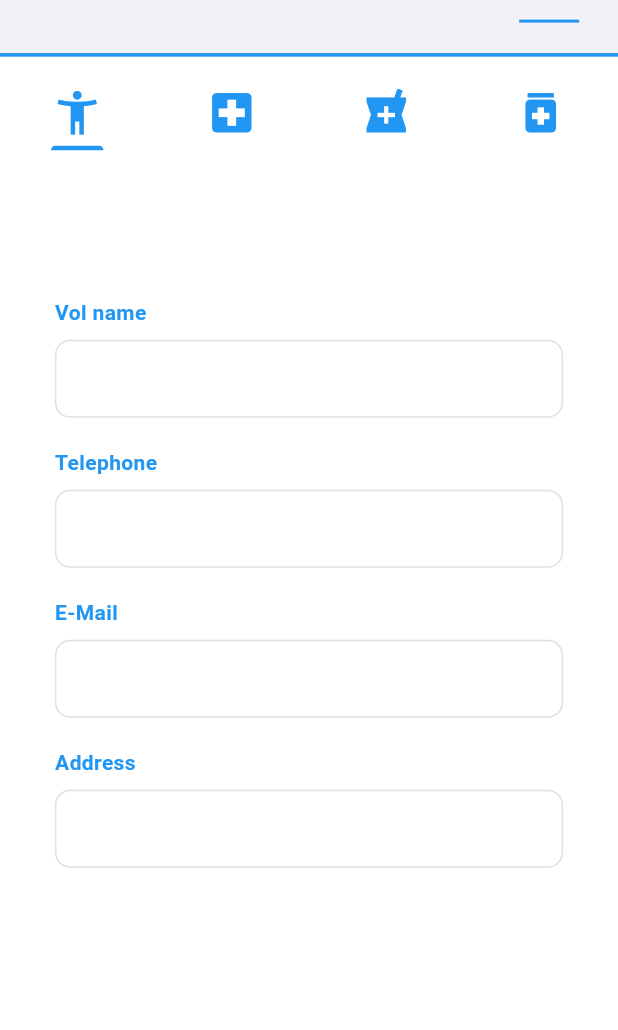
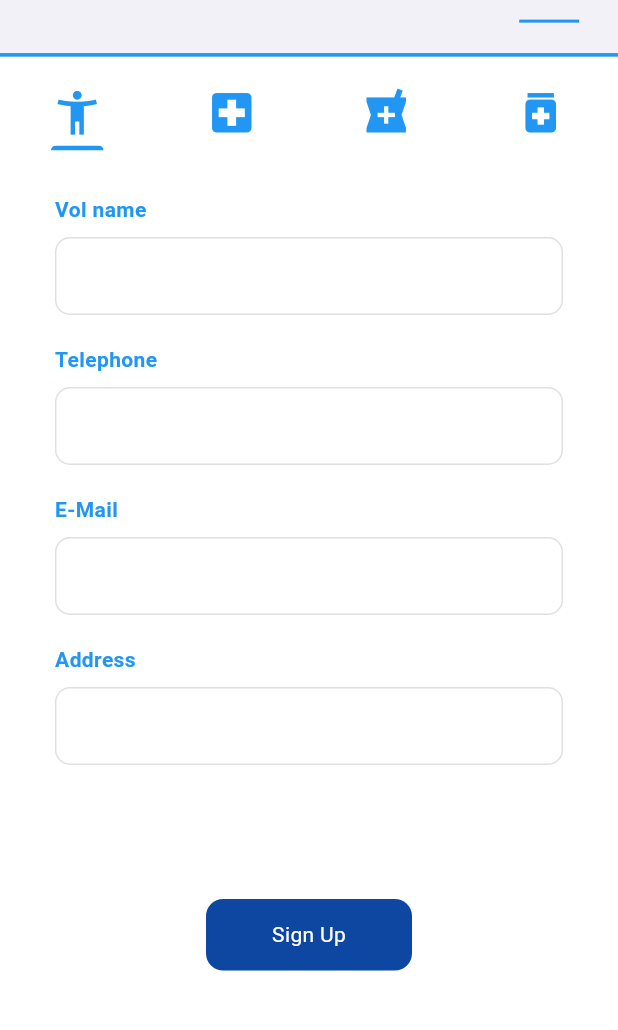
Before and after one commit to YasmeenGad/medical-app, a Flutter app: the screen it shows after launch, scrolled down 75 dp, after a tap on "Sign Up", on a phone screen of 412 x 824 dp, the part 56-1086 px from its top. Run offline on Flutter 3.47's test engine with Material 3 defaults, Android fonts, the phone set to English and light mode, and no system bars; our stand-ins replace flutter_screenutil.

Commit message:
feat: create home view

```diff
--- a/lib/core/utils/widgets/buttons/custom_button.dart
+++ b/lib/core/utils/widgets/buttons/custom_button.dart
@@ -4,11 +4,16 @@ import 'package:flutter_screenutil/flutter_screenutil.dart';
 import '../../../styles/colors/my_colors.dart';
 
 class CustomButton extends StatelessWidget {
-  const CustomButton({super.key});
+  const CustomButton({super.key, required this.text, this.onTap});
+
+  final String text;
+  final void Function()? onTap;
 
   @override
   Widget build(BuildContext context) {
-    return Container(
+    return GestureDetector(
+      onTap: onTap,
+      child: Container(
         height: 40.h,
         width: 120.w,
         decoration: BoxDecoration(
@@ -17,9 +22,10 @@ class CustomButton extends StatelessWidget {
         ),
         child: Center(
             child: Text(
-        "Login",
+          text,
           style: TextStyle(color: MyColors.whiteColor),
         )),
+      ),
     );
   }
 }
--- a/lib/features/auth/presentation/widgets/First_tab.dart
+++ b/lib/features/auth/presentation/widgets/First_tab.dart
@@ -1,6 +1,9 @@
 import 'package:flutter/material.dart';
 import 'package:flutter_screenutil/flutter_screenutil.dart';
+import 'package:medical_app/core/routes/app_routes.dart';
+import 'package:medical_app/core/utils/extension/navigation.dart';
 
+import '../../../../core/utils/widgets/buttons/custom_button.dart';
 import 'custom_text_field.dart';
 
 class FirstTab extends StatelessWidget {
@@ -18,11 +21,23 @@ class FirstTab extends StatelessWidget {
             child: Column(
               spacing: 20,
               mainAxisSize: MainAxisSize.min,
-              children: const [
+              children: [
                 CustomTextField(text: "Vol name"),
                 CustomTextField(text: "Telephone"),
                 CustomTextField(text: "E-Mail"),
                 CustomTextField(text: "Address"),
+                Padding(
+                  padding: EdgeInsets.only(top: 58.h),
+                  child: Align(
+                    alignment: Alignment.center,
+                    child: CustomButton(
+                      text: "Sign Up",
+                      onTap: () {
+                        context.pushNamed(AppRoutes.login);
+                      },
+                    ),
+                  ),
+                )
               ],
             ),
           ),
--- a/lib/features/auth/presentation/widgets/custom_login.dart
+++ b/lib/features/auth/presentation/widgets/custom_login.dart
@@ -1,8 +1,10 @@
 import 'package:flutter/material.dart';
 import 'package:flutter_screenutil/flutter_screenutil.dart';
 import 'package:medical_app/core/styles/colors/my_colors.dart';
+import 'package:medical_app/core/utils/extension/navigation.dart';
 import 'package:medical_app/features/auth/presentation/widgets/custom_text_field.dart';
 
+import '../../../../core/routes/app_routes.dart';
 import '../../../../core/utils/widgets/buttons/custom_button.dart';
 
 class CustomLogin extends StatelessWidget {
@@ -28,7 +30,12 @@ class CustomLogin extends StatelessWidget {
               padding: EdgeInsets.only(top: 58.h),
               child: Align(
                 alignment: Alignment.center,
-                child: const CustomButton(),
+                child: CustomButton(
+                  text: "Login",
+                  onTap: () {
+                    context.pushNamed(AppRoutes.home);
+                  },
+                ),
               ),
             )
           ],
--- a/lib/features/home/presentation/views/homeView.dart
+++ b/lib/features/home/presentation/views/homeView.dart
@@ -1,10 +1,13 @@
 import 'package:flutter/material.dart';
+import 'package:medical_app/core/styles/colors/my_colors.dart';
 
 class HomeView extends StatelessWidget {
   const HomeView({super.key});
 
   @override
   Widget build(BuildContext context) {
-    return const Placeholder();
+    return Scaffold(
+      backgroundColor: MyColors.whiteColor,
+    );
   }
 }
```
Lines whose indentation alone changed are shown as unchanged.
